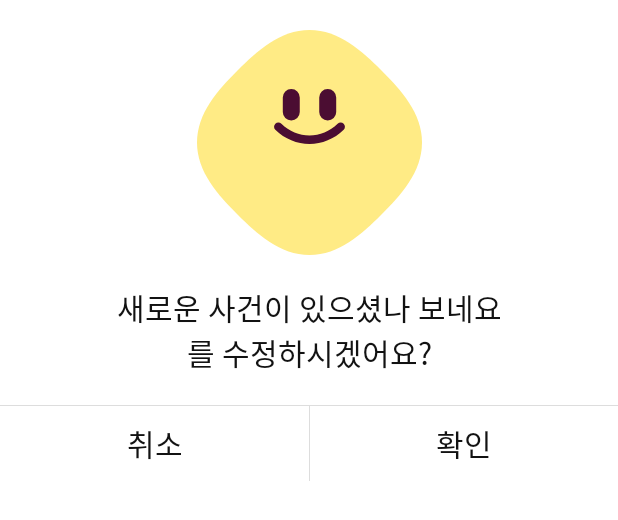
After one commit to dlrkdmsdkdld/mitamin, an Android app: the layout dialog_mytamin_correction.xml on its own in the app's theme, with its tools: preview values and no code run, on a phone screen of 412 x 824 dp. The commit adds this screen. Shown: the top 520 px of the screen. Run offline under Robolectric (Android 15) with nearby library versions, the phone set to English and light mode, and no system bars.

Commit message:
fix : 마이타민 수정 구조 변경 , 수정 확인 다이얼로그 구현

```diff
--- a/Mytamin/app/src/main/AndroidManifest.xml
+++ b/Mytamin/app/src/main/AndroidManifest.xml
@@ -19,6 +19,7 @@
         android:supportsRtl="true"
         android:theme="@style/Theme.Mytamin"
         tools:targetApi="31">
+
         <activity
             android:name=".activity.MydayActivity"
             android:exported="false" />
--- a/Mytamin/app/src/main/java/kr/ac/kpu/ce2017154024/mytamin/UI/RecyclerView/wishlist_RecyclerView/IWishRecyclerAdapter.kt
+++ b/Mytamin/app/src/main/java/kr/ac/kpu/ce2017154024/mytamin/UI/RecyclerView/wishlist_RecyclerView/IWishRecyclerAdapter.kt
@@ -2,5 +2,5 @@ package kr.ac.kpu.ce2017154024.mytamin.UI.RecyclerView.wishlist_RecyclerView
 
 interface IWishRecyclerAdapter {
     //검색버튼 클릭
-    fun onSearchItemClicked(position: Int):String
+    fun onSearchItemClicked(position: Int,statetext: String)
 }
--- a/Mytamin/app/src/main/java/kr/ac/kpu/ce2017154024/mytamin/UI/RecyclerView/wishlist_RecyclerView/WishlistRecyclerViewHolder.kt
+++ b/Mytamin/app/src/main/java/kr/ac/kpu/ce2017154024/mytamin/UI/RecyclerView/wishlist_RecyclerView/WishlistRecyclerViewHolder.kt
@@ -30,7 +30,7 @@ class WishlistRecyclerViewHolder(itemView: View, HomeRecylcerViewInterface: IWis
     override fun onClick(p0: View?) {
         when(p0){
             layout ->{
-                this.RecyclerViewInterface.onSearchItemClicked(adapterPosition)
+                this.RecyclerViewInterface.onSearchItemClicked(adapterPosition,title.text.toString())
 
             }
         }
--- /dev/null
+++ b/Mytamin/app/src/main/res/layout/dialog_mytamin_correction.xml
@@ -0,0 +1,114 @@
+<?xml version="1.0" encoding="utf-8"?>
+<androidx.constraintlayout.widget.ConstraintLayout xmlns:android="http://schemas.android.com/apk/res/android"
+    xmlns:app="http://schemas.android.com/apk/res-auto"
+    xmlns:tools="http://schemas.android.com/tools"
+    android:layout_width="match_parent"
+    android:layout_height="match_parent"
+    tools:context=".UI.MytaminCorrectionDialog">
+    <ImageView
+        android:layout_width="150dp"
+        android:layout_height="150dp"
+        android:src="@drawable/ic_good"
+        app:layout_constraintTop_toTopOf="parent"
+        app:layout_constraintStart_toStartOf="parent"
+        app:layout_constraintEnd_toEndOf="parent"
+        android:layout_marginTop="20dp"
+        android:id="@+id/dialog_mytamin_image"
+        />
+    <TextView
+        android:layout_width="wrap_content"
+        android:layout_height="wrap_content"
+        app:layout_constraintTop_toBottomOf="@+id/dialog_mytamin_image"
+        app:layout_constraintStart_toStartOf="parent"
+        app:layout_constraintEnd_toEndOf="parent"
+        android:text="@string/mytamin_dialog_text1"
+        android:textColor="@color/black"
+        android:textSize="20sp"
+        android:fontFamily="@font/appmainfont_medium"
+        android:includeFontPadding="false"
+        android:layout_marginTop="20dp"
+        android:id="@+id/dialog_mytamin_title"
+        />
+
+    <TextView
+        android:layout_width="wrap_content"
+        android:layout_height="wrap_content"
+        android:textSize="20sp"
+        android:fontFamily="@font/appmainfont_medium"
+        android:includeFontPadding="false"
+        android:id="@+id/dialog_mytamin_subtitle"
+        android:text="@string/mytamin_dialog_text2"
+        android:textColor="@color/black"
+        app:layout_constraintTop_toBottomOf="@+id/dialog_mytamin_title"
+        app:layout_constraintEnd_toEndOf="parent"
+        app:layout_constraintStart_toStartOf="parent"
+        />
+    <View
+        android:id="@+id/mytamin_horizontal"
+        android:layout_width="match_parent"
+        android:layout_height="1px"
+        android:background="@color/Gray"
+        android:layout_marginTop="20dp"
+
+        app:layout_constraintTop_toBottomOf="@+id/dialog_mytamin_subtitle"
+        />
+    <androidx.constraintlayout.widget.ConstraintLayout
+        android:layout_width="0dp"
+        android:layout_height="50dp"
+        app:layout_constraintHorizontal_bias="0.5"
+        app:layout_constraintTop_toBottomOf="@+id/mytamin_horizontal"
+        app:layout_constraintStart_toStartOf="parent"
+        app:layout_constraintEnd_toStartOf="@+id/mytamin_vertical"
+        android:id="@+id/dialog_negative_btn"
+        >
+        <TextView
+            android:textColor="@color/black"
+            android:layout_width="wrap_content"
+            android:layout_height="wrap_content"
+            app:layout_constraintEnd_toEndOf="parent"
+            app:layout_constraintStart_toStartOf="parent"
+            app:layout_constraintTop_toTopOf="parent"
+            app:layout_constraintBottom_toBottomOf="parent"
+            android:text="@string/mytamin_dialog_btn_negative"
+            android:textSize="20sp"
+            android:fontFamily="@font/appmainfont_medium"
+            android:includeFontPadding="false"
+            />
+
+    </androidx.constraintlayout.widget.ConstraintLayout>
+    <View
+        android:id="@+id/mytamin_vertical"
+        android:layout_width="1px"
+        android:layout_height="50dp"
+        android:background="@color/Gray"
+        app:layout_constraintStart_toEndOf="@+id/dialog_negative_btn"
+        app:layout_constraintEnd_toStartOf="@+id/dialog_positive_btn"
+        app:layout_constraintTop_toBottomOf="@+id/mytamin_horizontal"
+        />
+    <androidx.constraintlayout.widget.ConstraintLayout
+        android:layout_width="0dp"
+        app:layout_constraintHorizontal_bias="0.5"
+        android:layout_height="50dp"
+        app:layout_constraintTop_toBottomOf="@+id/mytamin_horizontal"
+        android:id="@+id/dialog_positive_btn"
+        app:layout_constraintEnd_toEndOf="parent"
+        app:layout_constraintStart_toEndOf="@+id/mytamin_vertical"
+        >
+        <TextView
+            android:textColor="@color/black"
+            android:layout_width="wrap_content"
+            android:layout_height="wrap_content"
+            app:layout_constraintEnd_toEndOf="parent"
+            app:layout_constraintStart_toStartOf="parent"
+            app:layout_constraintTop_toTopOf="parent"
+            app:layout_constraintBottom_toBottomOf="parent"
+            android:text="@string/mytamin_dialog_btn_positive"
+            android:textSize="20sp"
+            android:fontFamily="@font/appmainfont_medium"
+            android:includeFontPadding="false"
+            />
+
+    </androidx.constraintlayout.widget.ConstraintLayout>
+
+
+</androidx.constraintlayout.widget.ConstraintLayout>
--- a/Mytamin/app/src/main/res/values/strings.xml
+++ b/Mytamin/app/src/main/res/values/strings.xml
@@ -66,6 +66,10 @@
     <string name="mytamin_step_six_sheet5">경험,생각&#160;혹은&#160;신체&#160;일부분</string>
     <string name="mytamin_step_six_sheet6">과거의&#160;나</string>
     <string name="mytamin_step_six_sheet7">기타</string>
+    <string name="mytamin_dialog_text1">새로운 사건이 있으셨나 보네요</string>
+    <string name="mytamin_dialog_text2">를 수정하시겠어요?</string>
+    <string name="mytamin_dialog_btn_positive">확인</string>
+    <string name="mytamin_dialog_btn_negative">취소</string>
 
     <!--마이페이지-->
     <!--마이페이지-->
```
Also changed, not shown: Mytamin/app/src/main/java/kr/ac/kpu/ce2017154024/mytamin/UI/MytaminCorrectionDialog.kt (added, +37 -0 lines), Mytamin/app/src/main/java/kr/ac/kpu/ce2017154024/mytamin/activity/todayMytaminActivity.kt (+2 -72 lines), Mytamin/app/src/main/java/kr/ac/kpu/ce2017154024/mytamin/fragment/myday/WishlistFragment.kt (+6 -4 lines), Mytamin/app/src/main/java/kr/ac/kpu/ce2017154024/mytamin/fragment/todaymytamin/MyatminCategoryFragment.kt (+7 -0 lines), Mytamin/app/src/main/java/kr/ac/kpu/ce2017154024/mytamin/fragment/todaymytamin/MytaminStepSixFragment.kt (+27 -0 lines), Mytamin/app/src/main/java/kr/ac/kpu/ce2017154024/mytamin/fragment/todaymytamin/MytaminStepThreeFragment.kt (+19 -0 lines).
